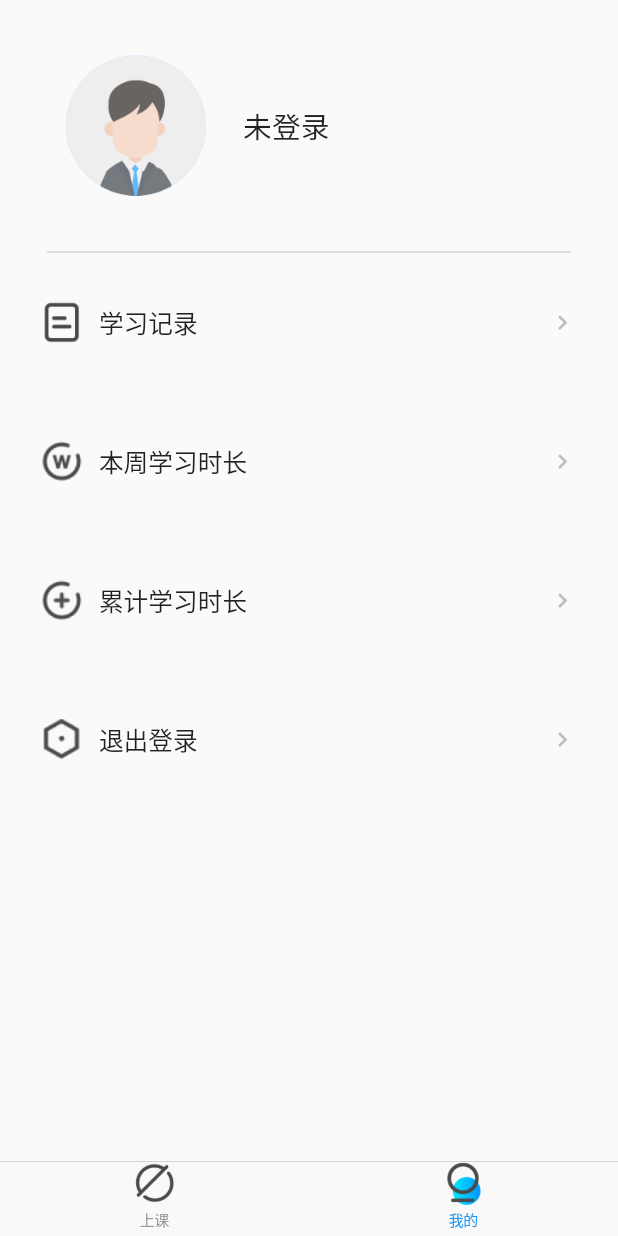
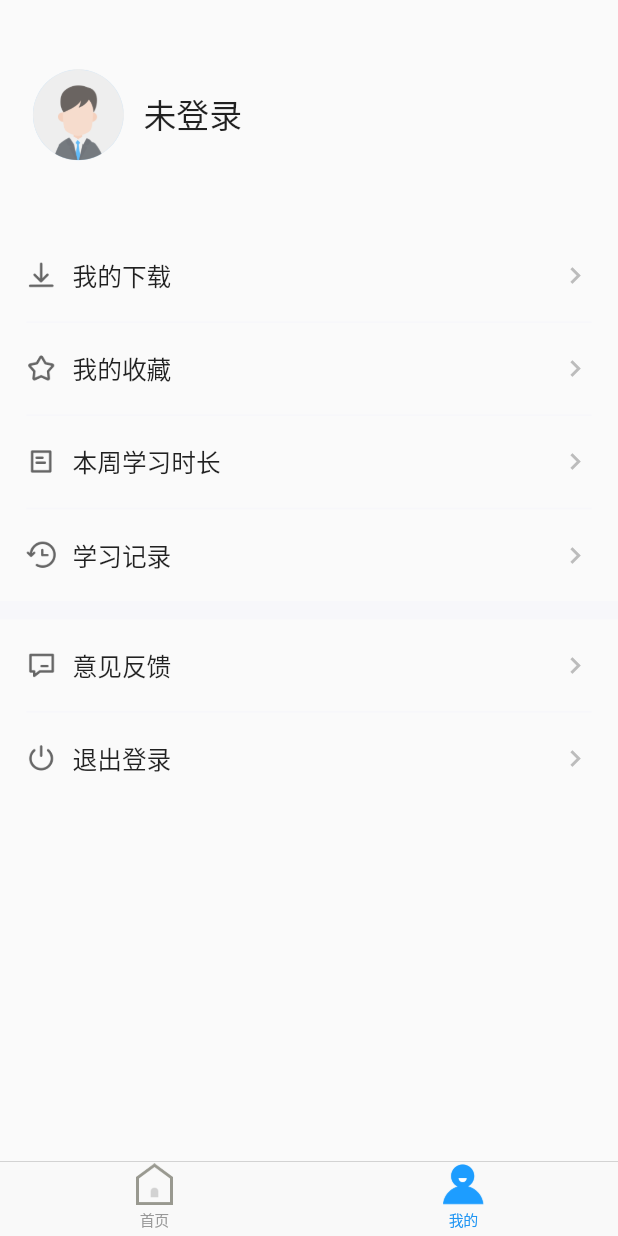
Before and after one commit to killdada/flutter, a Flutter app: the PageContainer screen opened directly, item 2 of the bottom bar chosen, on a phone screen of 412 x 824 dp. Run offline on Flutter 3.47's test engine with Material 2 defaults, Android fonts, the phone set to English and light mode, and no system bars; our stand-ins replace cached_network_image, dio, event_bus, fluro, flutter_screenutil, flutter_swiper and 3 more; missing offline and left inert: fish_redux; accounts and stored records are empty; generated files the repository leaves out were written again; statements that could not run were skipped.

Commit message:
我的页面样式调整，登录失败抛出

```diff
--- a/lib/common/dao/user_dao.dart
+++ b/lib/common/dao/user_dao.dart
@@ -43,15 +43,15 @@ class UserDao {
         },
         option: Options(method: "post"),
       );
-      // debugger();
 
       var data = HttpManager.decodeJson(res);
       if (data != null) {
         await DataUtils.login(data['access_token']);
         MyEventBus.event.fire(LoginEvent());
+      } else {
+        throw (res['msg']);
       }
     } catch (e) {
-      // debugger();
       throw (e);
     }
   }
--- a/lib/common/db/search_history_db.dart
+++ b/lib/common/db/search_history_db.dart
@@ -60,7 +60,6 @@ class SearchHistoryDb extends BaseDbProvider {
 
   Future deleteHistory() async {
     Database db = await getDataBase();
-    debugger();
     return await db.delete('history');
   }
 
--- a/lib/page/my.dart
+++ b/lib/page/my.dart
@@ -1,9 +1,12 @@
+import 'dart:developer';
+
 import 'package:flutter/material.dart';
 import 'package:flutter/cupertino.dart';
 
 import 'package:cached_network_image/cached_network_image.dart';
 import 'package:fluro/fluro.dart';
 import 'package:myapp/router/application.dart';
+import 'package:myapp/router/routers.dart';
 
 import 'package:myapp/common/constant/style.dart';
 import 'package:myapp/common/utils/data_utils.dart';
@@ -29,13 +32,16 @@ class _MenuItems {
 
 class MyPageState extends State<My> {
   final myMenus = [
-    _MenuItems(
-        '学习记录', 'assets/images/icon_personal_record.png', '/learnrecord'),
-    _MenuItems('本周学习时长', 'assets/images/icon_personal_week.png',
+    _MenuItems('我的下载', 'assets/images/icn_download.png', Routes.learnRecord),
+    _MenuItems('我的收藏', 'assets/images/icn_collect.png', Routes.learnRecord),
+
+    _MenuItems('本周学习时长', 'assets/images/icn_duration.png',
         '/learnrank?title=${FluroConvertUtils.fluroCnParamsEncode('本周排行榜')}'),
-    _MenuItems('累计学习时长', 'assets/images/icon_personal_total.png',
-        '/learnrank?title=${FluroConvertUtils.fluroCnParamsEncode('累计排行榜')}'),
-    _MenuItems('退出登录', 'assets/images/icon_personal_setting.png', ''),
+    // _MenuItems('累计学习时长', 'assets/images/icn_duration.png',
+    //     '/learnrank?title=${FluroConvertUtils.fluroCnParamsEncode('累计排行榜')}'),
+    _MenuItems('学习记录', 'assets/images/icn_record.png', Routes.learnRecord),
+    _MenuItems('意见反馈', 'assets/images/icn_guide.png', Routes.learnRecord),
+    _MenuItems('退出登录', 'assets/images/icn_logout.png', ''),
   ];
 
   UserInfo userinfo = UserInfo();
@@ -104,35 +110,23 @@ class MyPageState extends State<My> {
   // 页面头部，展示用户信息
   Widget _header() {
     return Container(
-      margin: EdgeInsets.symmetric(
-        horizontal: AppSize.width(57.0),
-      ),
       padding: EdgeInsets.symmetric(
-        horizontal: AppSize.width(23.0),
-        vertical: AppSize.height(60.0),
-      ),
-      decoration: BoxDecoration(
-        border: Border(
-          bottom: BorderSide(
-            color: Colours.divider,
-            width: Dimens.divider,
-            style: BorderStyle.solid,
-          ),
-        ),
+        horizontal: AppSize.width(40.0),
+        vertical: AppSize.height(75.0),
       ),
       child: Row(
         children: <Widget>[
           CircleAvatar(
-              radius: AppSize.width(85.0),
+              radius: AppSize.width(55.0),
               child: _avatar(userinfo.userAvater ?? '')),
           Expanded(
             child: Padding(
-              padding: EdgeInsets.only(left: AppSize.width(45)),
+              padding: EdgeInsets.only(left: AppSize.width(24)),
               child: Text(
                 '${userinfo.userShowName ?? '未登录'}',
                 maxLines: 1,
                 overflow: TextOverflow.ellipsis,
-                style: TextStyle(fontSize: AppSize.sp(35)),
+                style: TextStyle(fontSize: AppSize.sp(40)),
               ),
             ),
           ),
@@ -191,12 +185,20 @@ class MyPageState extends State<My> {
       return Text(
         DateUtil.formatTime(userinfo.studyTimeWeek),
         style: TextStyle(
-          fontSize: AppSize.sp(25),
+          fontSize: AppSize.sp(28),
           color: Colours.textSecond,
         ),
       );
     }
     return Text('');
+  }
+
+  Widget _divider({double height, double indent = 0.0}) {
+    return Container(
+      margin: EdgeInsets.symmetric(horizontal: indent),
+      height: height,
+      color: Color(0xFFF7F7FA),
+    );
   }
 
   Widget _renderMenuItem(_MenuItems item) {
@@ -214,15 +216,15 @@ class MyPageState extends State<My> {
       },
       child: Padding(
         padding: EdgeInsets.symmetric(
-          horizontal: AppSize.width(50.0),
-          vertical: AppSize.height(50.0),
+          horizontal: AppSize.width(32.0),
+          vertical: AppSize.height(30.0),
         ),
         child: Row(
           children: <Widget>[
             Image.asset(
               item.icon,
-              width: AppSize.width(50.0),
-              height: AppSize.height(50.0),
+              width: AppSize.width(36.0),
+              height: AppSize.height(36.0),
             ),
             SizedBox(
               width: AppSize.width(20),
@@ -239,7 +241,7 @@ class MyPageState extends State<My> {
             _menuItemRightText(item.name),
             Icon(
               Icons.navigate_next,
-              size: AppSize.sp(35.0),
+              size: AppSize.sp(40.0),
               color: Color(0xFFBCBCBC),
             ),
           ],
@@ -253,10 +255,26 @@ class MyPageState extends State<My> {
     final List<Widget> children = <Widget>[];
 
     children.add(_header());
-    myMenus.forEach((item) {
+    for (int i = 0; i < myMenus.length; i++) {
+      _MenuItems item = myMenus[i];
+      if (i == 4) {
+        children.add(
+          // 灰色的分割线
+          _divider(
+            height: AppSize.height(20.0),
+          ),
+        );
+      } else if (i != 0 && i != 6) {
+        // 底部边框
+        children.add(
+          _divider(
+            height: Dimens.divider,
+            indent: AppSize.width(32.0),
+          ),
+        );
+      }
       children.add(_renderMenuItem(item));
-    });
-
+    }
     return SafeArea(top: true, child: Column(children: children));
   }
 }
--- a/lib/page/page_container.dart
+++ b/lib/page/page_container.dart
@@ -23,17 +23,17 @@ class PageContainerState extends State<PageContainer> {
   var pages;
 
   final tabItems = [
-    _NavItem('上课', 'assets/images/tab_class_nor.png',
-        'assets/images/tab_class_sel.png'),
-    _NavItem('我的', 'assets/images/tab_personal_nor.png',
-        'assets/images/tab_personal_sel.png'),
+    _NavItem('首页', 'assets/images/icn_home_nor.png',
+        'assets/images/icn_home_sel.png'),
+    _NavItem('我的', 'assets/images/icn_profile_nor.png',
+        'assets/images/icn_profile_sel.png'),
   ];
 
   Image getTabImage(path) {
     return Image.asset(
       path,
-      width: AppSize.width(75.0),
-      height: AppSize.width(75.0),
+      width: AppSize.height(45.0),
+      height: AppSize.height(45.0),
     );
   }
 
--- a/lib/widget/clear_text_field.dart
+++ b/lib/widget/clear_text_field.dart
@@ -106,7 +106,7 @@ class _ClearTextFieldState extends State<ClearTextField> {
               padding: EdgeInsets.all(AppSize.width(15.0)),
               child: Icon(
                 CupertinoIcons.clear_thick_circled,
-                size: AppSize.width(55.0),
+                size: AppSize.width(35.0),
                 color: Color(0xFFBDBDBD),
               ),
             ),
```
Also changed, not shown: lib/common/constant/style.dart (+6 -7 lines), lib/page/login.dart (+20 -11 lines).
